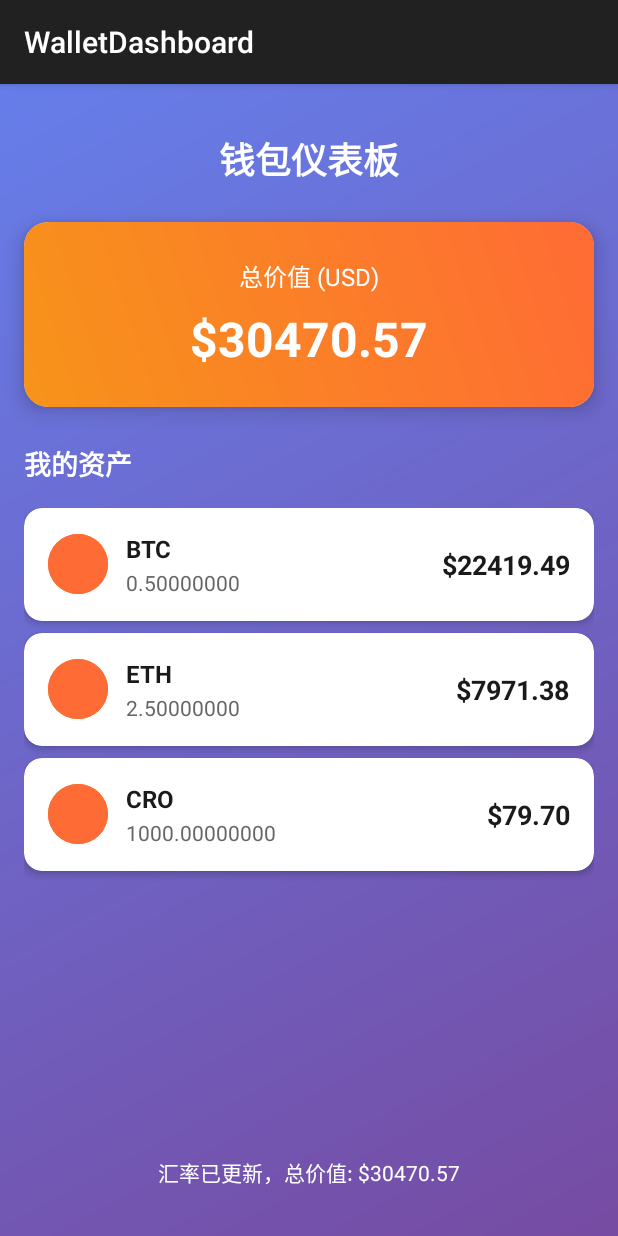
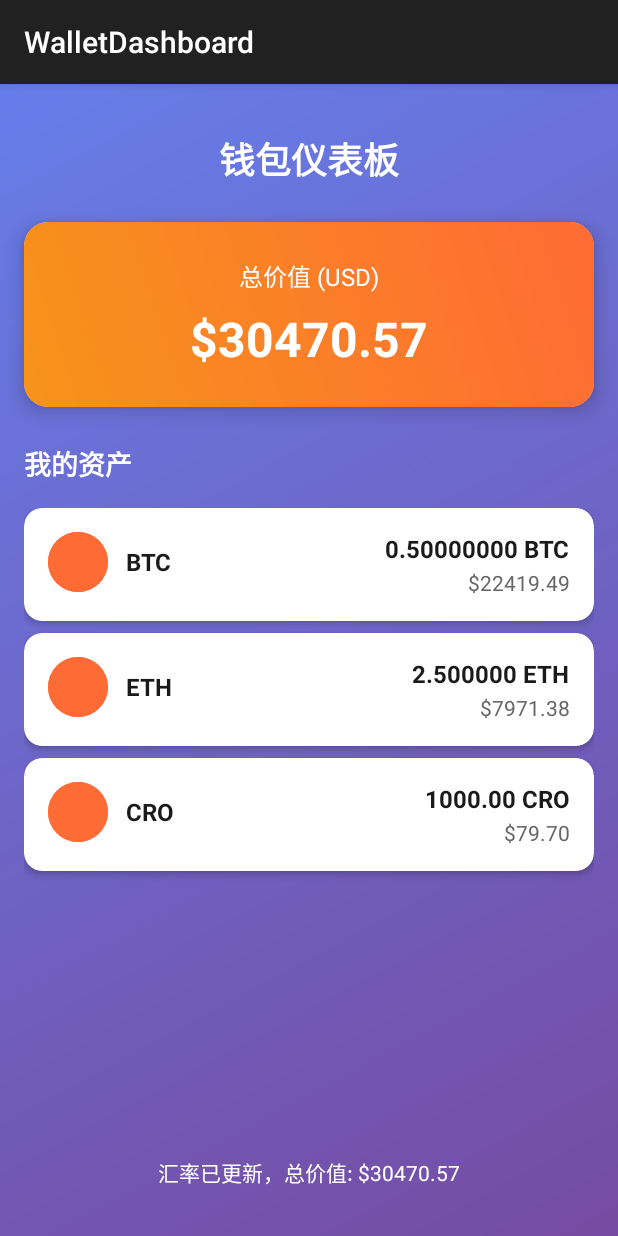
Before and after one commit to RainFool/WalletDashboard, an Android app: the screen it shows after launch (MainActivity), on a phone screen of 412 x 824 dp. Run offline under Robolectric (Android 15) with nearby library versions, the phone set to English and light mode, and no system bars; pictures from the network do not load.

Commit message:
[feat][dashboard]modify item UI

```diff
--- a/app/src/main/java/com/rainfool/wallet/ui/WalletBalanceAdapter.kt
+++ b/app/src/main/java/com/rainfool/wallet/ui/WalletBalanceAdapter.kt
@@ -13,6 +13,7 @@ import com.rainfool.wallet.R
 import com.rainfool.wallet.data.model.WalletBalance
 import com.rainfool.wallet.data.model.ExchangeRate
 import com.rainfool.wallet.data.model.Currency
+import com.rainfool.wallet.data.model.WalletConstants
 
 class WalletBalanceAdapter : RecyclerView.Adapter<WalletBalanceAdapter.BalanceViewHolder>() {
 
@@ -47,7 +48,9 @@ class WalletBalanceAdapter : RecyclerView.Adapter<WalletBalanceAdapter.BalanceVi
 
         fun bind(balance: WalletBalance) {
             tvCurrency.text = balance.currency
-            tvAmount.text = String.format("%.8f", balance.amount)
+            // 使用Constants中定义的小数位数显示金额
+            val decimalPlaces = WalletConstants.getDecimalPlaces(balance.currency)
+            tvAmount.text = String.format("%.${decimalPlaces}f %s", balance.amount, balance.currency)
 
             // 查找对应的货币信息
             val currency = currencies.find { it.symbol == balance.currency }
--- a/app/src/main/res/layout/item_wallet_balance.xml
+++ b/app/src/main/res/layout/item_wallet_balance.xml
@@ -28,28 +28,39 @@
                 android:scaleType="centerCrop"
                 android:contentDescription="货币图标" />
 
-            <LinearLayout
-                android:layout_width="0dp"
-                android:layout_height="wrap_content"
-                android:layout_weight="1"
-                android:layout_marginStart="12dp"
-                android:orientation="vertical">
-
             <TextView
                 android:id="@+id/tvCurrency"
                 android:layout_width="wrap_content"
                 android:layout_height="wrap_content"
+                android:layout_marginStart="12dp"
                 android:text="BTC"
                 android:textColor="#1A1A1A"
                 android:textSize="16sp"
                 android:textStyle="bold" />
 
+        </LinearLayout>
+
+        <LinearLayout
+            android:layout_width="wrap_content"
+            android:layout_height="wrap_content"
+            android:orientation="vertical"
+            android:gravity="end">
+
             <TextView
                 android:id="@+id/tvAmount"
                 android:layout_width="wrap_content"
                 android:layout_height="wrap_content"
+                android:text="0.00000000"
+                android:textColor="#1A1A1A"
+                android:textSize="16sp"
+                android:textStyle="bold" />
+
+            <TextView
+                android:id="@+id/tvUsdValue"
+                android:layout_width="wrap_content"
+                android:layout_height="wrap_content"
                 android:layout_marginTop="2dp"
-                    android:text="0.00000000"
+                android:text="$0.00"
                 android:textColor="#666666"
                 android:textSize="14sp" />
 
@@ -57,16 +68,4 @@
 
     </LinearLayout>
 
-        <TextView
-            android:id="@+id/tvUsdValue"
-            android:layout_width="wrap_content"
-            android:layout_height="wrap_content"
-            android:layout_gravity="center_vertical"
-            android:text="$0.00"
-            android:textColor="#1A1A1A"
-            android:textSize="18sp"
-            android:textStyle="bold" />
-
-    </LinearLayout>
-
 </androidx.cardview.widget.CardView>
```
Lines whose indentation alone changed are shown as unchanged.
